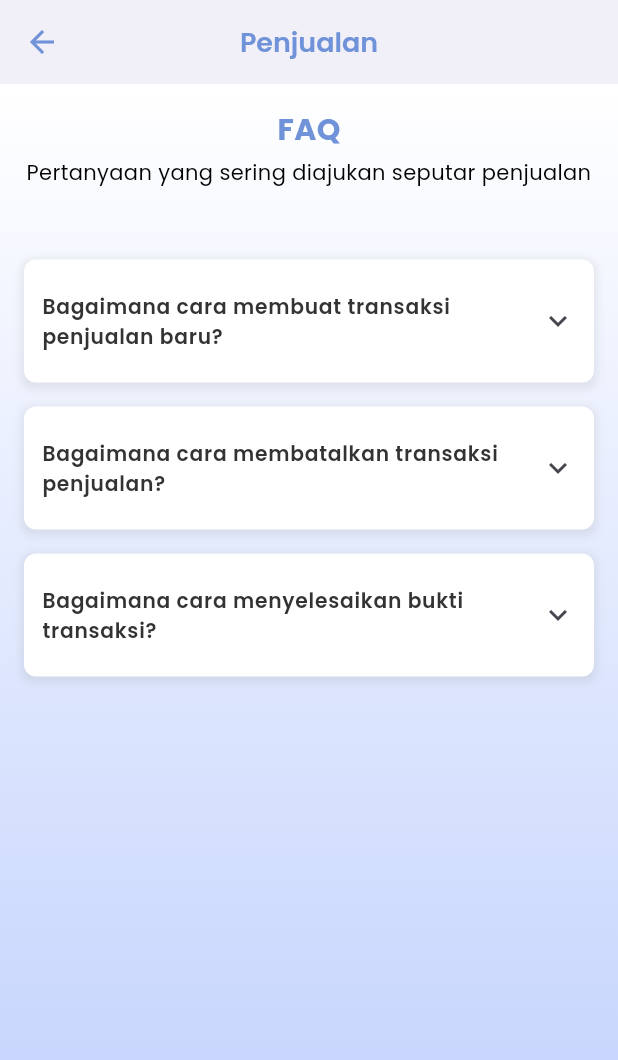
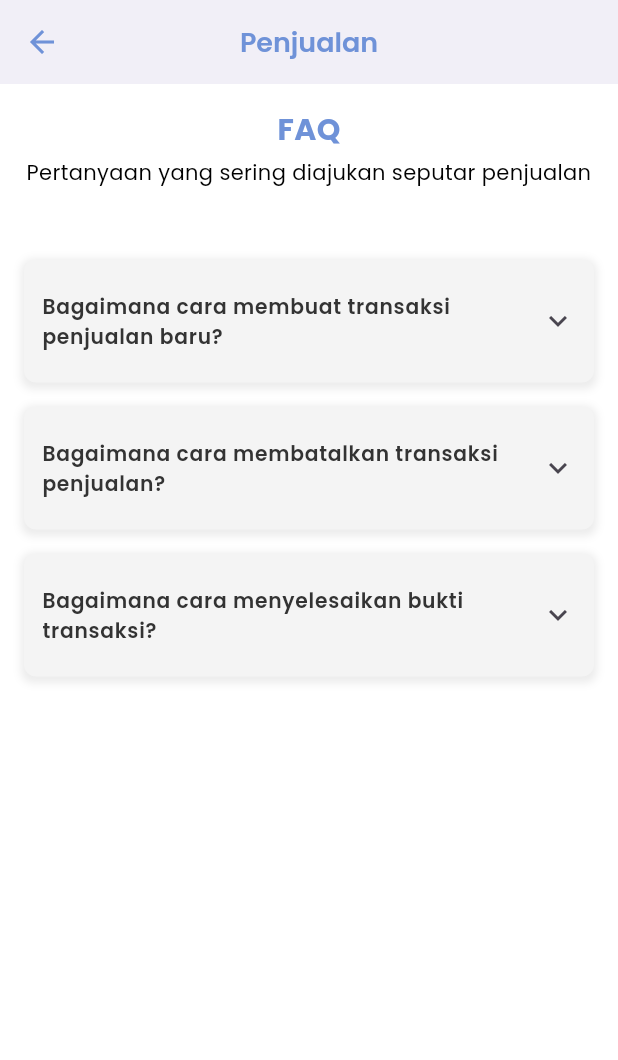
Before and after one commit to ahmadnabyl/fp_tekber_kel8, a Flutter app: the PusatBantuan screen opened directly, after a tap on "Penjualan", on a phone screen of 412 x 824 dp. Shown: the top 1060 px of the screen. Run offline on Flutter 3.47's test engine with Material 3 defaults, Android fonts, the phone set to English and light mode, and no system bars; our stand-ins replace cloud_firestore, firebase_core, google_fonts, image_picker, printing; accounts and stored records are empty.

Commit message:
FINAL BGT

```diff
--- a/lib/screens/dompet_page.dart
+++ b/lib/screens/dompet_page.dart
@@ -42,7 +42,7 @@ class DompetPage extends StatelessWidget {
           gradient: LinearGradient(
             colors: [
               Color(0xFFFFFFFF), // Warna putih
-              Color.fromARGB(255, 190, 207, 253), // Warna biru muda
+              Color.fromARGB(255, 255, 255, 255), // Warna biru muda
             ],
             begin: Alignment.topLeft,
             end: Alignment.bottomRight,
@@ -104,7 +104,7 @@ class DropdownItem extends StatelessWidget {
       margin: const EdgeInsets.symmetric(vertical: 8.0),
       padding: const EdgeInsets.all(12.0),
       decoration: BoxDecoration(
-        color: Colors.white,
+        color: const Color.fromARGB(255, 244, 244, 244),
         borderRadius: BorderRadius.circular(8.0),
         boxShadow: [
           BoxShadow(
--- a/lib/screens/katalog_produk_page.dart
+++ b/lib/screens/katalog_produk_page.dart
@@ -52,7 +52,7 @@ class _KatalogProdukPageState extends State<KatalogProdukPage> {
           gradient: LinearGradient(
             colors: [
               Color(0xFFFFFFFF),
-              Color.fromARGB(255, 190, 207, 253),
+              Color.fromARGB(255, 255, 255, 255),
             ],
             begin: Alignment.topLeft,
             end: Alignment.bottomRight,
@@ -121,7 +121,7 @@ class _DropdownItemState extends State<DropdownItem> {
       margin: const EdgeInsets.symmetric(vertical: 8.0),
       padding: const EdgeInsets.all(12.0),
       decoration: BoxDecoration(
-        color: Colors.white,
+        color: const Color.fromARGB(255, 245, 245, 245),
         borderRadius: BorderRadius.circular(8.0),
         boxShadow: [
           BoxShadow(
--- a/lib/screens/penjualan_page.dart
+++ b/lib/screens/penjualan_page.dart
@@ -52,7 +52,7 @@ class _PenjualanPageState extends State<PenjualanPage> {
           gradient: LinearGradient(
             colors: [
               Color(0xFFFFFFFF),
-              Color.fromARGB(255, 190, 207, 253),
+              Color.fromARGB(255, 255, 255, 255),
             ],
             begin: Alignment.topCenter,
             end: Alignment.bottomCenter,
@@ -117,7 +117,7 @@ class SaleDropdownItem extends StatelessWidget {
       margin: const EdgeInsets.symmetric(vertical: 8.0),
       padding: const EdgeInsets.all(12.0),
       decoration: BoxDecoration(
-        color: Colors.white,
+        color: const Color.fromARGB(255, 244, 244, 244),
         borderRadius: BorderRadius.circular(8.0),
         boxShadow: [
           BoxShadow(
--- a/lib/screens/pusatbantuan.dart
+++ b/lib/screens/pusatbantuan.dart
@@ -19,7 +19,7 @@ class PusatBantuan extends StatelessWidget {
           ),
         ),
         centerTitle: true,
-        backgroundColor: Colors.white,
+        backgroundColor: const Color.fromARGB(255, 255, 255, 255),
         elevation: 4.0,
         leading: IconButton(
           icon: Icon(Icons.close, color: const Color(0xFF6F92D8)),
@@ -34,7 +34,7 @@ class PusatBantuan extends StatelessWidget {
           gradient: LinearGradient(
             colors: [
               Color(0xFFFFFFFF),
-              Color.fromARGB(255, 190, 207, 253),
+              Color.fromARGB(255, 255, 255, 255),
             ],
             begin: Alignment.topLeft,
             end: Alignment.bottomRight,
@@ -142,7 +142,7 @@ class HelpButton extends StatelessWidget {
         margin: EdgeInsets.symmetric(vertical: 8),
         padding: EdgeInsets.symmetric(horizontal: 16, vertical: 12),
         decoration: BoxDecoration(
-          color: const Color.fromARGB(255, 255, 255, 255), // Warna background box
+          color: const Color.fromARGB(255, 244, 244, 244), // Warna background box
           borderRadius: BorderRadius.circular(8),
           boxShadow: [
             BoxShadow(
--- a/lib/screens/riwayat_produk_page.dart
+++ b/lib/screens/riwayat_produk_page.dart
@@ -48,7 +48,7 @@ class RiwayatProdukPage extends StatelessWidget {
           gradient: LinearGradient(
             colors: [
               Color(0xFFFFFFFF), // Warna putih
-              Color.fromARGB(255, 190, 207, 253), // Warna biru muda
+              Color.fromARGB(255, 252, 252, 252), // Warna biru muda
             ],
             begin: Alignment.topLeft,
             end: Alignment.bottomRight,
@@ -110,7 +110,7 @@ class DropdownItem extends StatelessWidget {
       margin: const EdgeInsets.symmetric(vertical: 8.0),
       padding: const EdgeInsets.all(12.0),
       decoration: BoxDecoration(
-        color: Colors.white,
+        color: const Color.fromARGB(255, 241, 241, 241),
         borderRadius: BorderRadius.circular(8.0),
         boxShadow: [
           BoxShadow(
```
Also changed, not shown: lib/screens/homepage.dart (+5 -5 lines).
